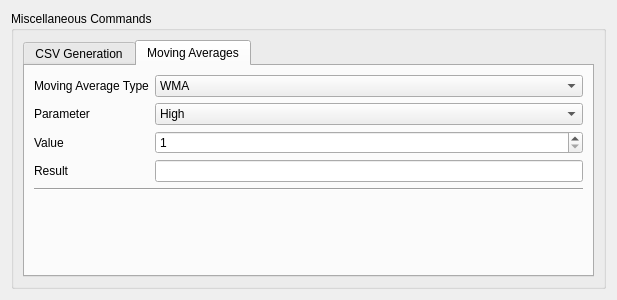
Before: the Qt Designer form UI/otherCommands.ui in ZENALC/algobot, drawn with Qt 5.
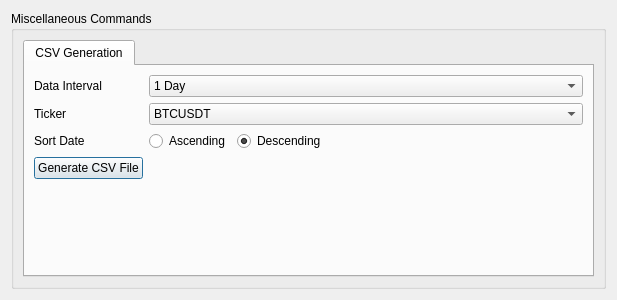
After: the same form once the commit is applied. The open tabs and pages were chosen to show the change.

The edit to the form file:
```diff
--- a/UI/otherCommands.ui
+++ b/UI/otherCommands.ui
@@ -217,172 +217,6 @@
           </item>
          </layout>
         </widget>
-        <widget class="QWidget" name="tab_4">
-         <attribute name="title">
-          <string>Moving Averages</string>
-         </attribute>
-         <layout class="QGridLayout" name="gridLayout_12">
-          <item row="4" column="0" colspan="2">
-           <widget class="Line" name="line">
-            <property name="sizePolicy">
-             <sizepolicy hsizetype="Expanding" vsizetype="Fixed">
-              <horstretch>0</horstretch>
-              <verstretch>0</verstretch>
-             </sizepolicy>
-            </property>
-            <property name="orientation">
-             <enum>Qt::Horizontal</enum>
-            </property>
-           </widget>
-          </item>
-          <item row="2" column="1">
-           <widget class="QSpinBox" name="movingAverageMiscellaneousValue">
-            <property name="sizePolicy">
-             <sizepolicy hsizetype="MinimumExpanding" vsizetype="Fixed">
-              <horstretch>0</horstretch>
-              <verstretch>0</verstretch>
-             </sizepolicy>
-            </property>
-            <property name="minimum">
-             <number>1</number>
-            </property>
-           </widget>
-          </item>
-          <item row="3" column="1">
-           <widget class="QLineEdit" name="movingAverageMiscellaneousResult">
-            <property name="sizePolicy">
-             <sizepolicy hsizetype="MinimumExpanding" vsizetype="Fixed">
-              <horstretch>0</horstretch>
-              <verstretch>0</verstretch>
-             </sizepolicy>
-            </property>
-            <property name="readOnly">
-             <bool>true</bool>
-            </property>
-           </widget>
-          </item>
-          <item row="1" column="1">
-           <widget class="QComboBox" name="movingAverageMiscellaneousParameter">
-            <property name="sizePolicy">
-             <sizepolicy hsizetype="MinimumExpanding" vsizetype="Fixed">
-              <horstretch>0</horstretch>
-              <verstretch>0</verstretch>
-             </sizepolicy>
-            </property>
-            <item>
-             <property name="text">
-              <string>High</string>
-             </property>
-            </item>
-            <item>
-             <property name="text">
-              <string>Low</string>
-             </property>
-            </item>
-            <item>
-             <property name="text">
-              <string>Open</string>
-             </property>
-            </item>
-            <item>
-             <property name="text">
-              <string>Close</string>
-             </property>
-            </item>
-           </widget>
-          </item>
-          <item row="2" column="0">
-           <widget class="QLabel" name="label_4">
-            <property name="sizePolicy">
-             <sizepolicy hsizetype="Fixed" vsizetype="Preferred">
-              <horstretch>0</horstretch>
-              <verstretch>0</verstretch>
-             </sizepolicy>
-            </property>
-            <property name="text">
-             <string>Value</string>
-            </property>
-           </widget>
-          </item>
-          <item row="0" column="0">
-           <widget class="QLabel" name="label_6">
-            <property name="sizePolicy">
-             <sizepolicy hsizetype="Fixed" vsizetype="Preferred">
-              <horstretch>0</horstretch>
-              <verstretch>0</verstretch>
-             </sizepolicy>
-            </property>
-            <property name="text">
-             <string>Moving Average Type</string>
-            </property>
-           </widget>
-          </item>
-          <item row="0" column="1">
-           <widget class="QComboBox" name="movingAverageMiscellaneousType">
-            <property name="sizePolicy">
-             <sizepolicy hsizetype="MinimumExpanding" vsizetype="Fixed">
-              <horstretch>0</horstretch>
-              <verstretch>0</verstretch>
-             </sizepolicy>
-            </property>
-            <item>
-             <property name="text">
-              <string>WMA</string>
-             </property>
-            </item>
-            <item>
-             <property name="text">
-              <string>EMA</string>
-             </property>
-            </item>
-            <item>
-             <property name="text">
-              <string>SMA</string>
-             </property>
-            </item>
-           </widget>
-          </item>
-          <item row="1" column="0">
-           <widget class="QLabel" name="parameterLabel_2">
-            <property name="sizePolicy">
-             <sizepolicy hsizetype="Fixed" vsizetype="Preferred">
-              <horstretch>0</horstretch>
-              <verstretch>0</verstretch>
-             </sizepolicy>
-            </property>
-            <property name="text">
-             <string>Parameter</string>
-            </property>
-           </widget>
-          </item>
-          <item row="3" column="0">
-           <widget class="QLabel" name="label_5">
-            <property name="sizePolicy">
-             <sizepolicy hsizetype="Fixed" vsizetype="Preferred">
-              <horstretch>0</horstretch>
-              <verstretch>0</verstretch>
-             </sizepolicy>
-            </property>
-            <property name="text">
-             <string>Result</string>
-            </property>
-           </widget>
-          </item>
-          <item row="5" column="0" colspan="2">
-           <spacer name="verticalSpacer">
-            <property name="orientation">
-             <enum>Qt::Vertical</enum>
-            </property>
-            <property name="sizeHint" stdset="0">
-             <size>
-              <width>20</width>
-              <height>40</height>
-             </size>
-            </property>
-           </spacer>
-          </item>
-         </layout>
-        </widget>
        </widget>
       </item>
      </layout>
```
